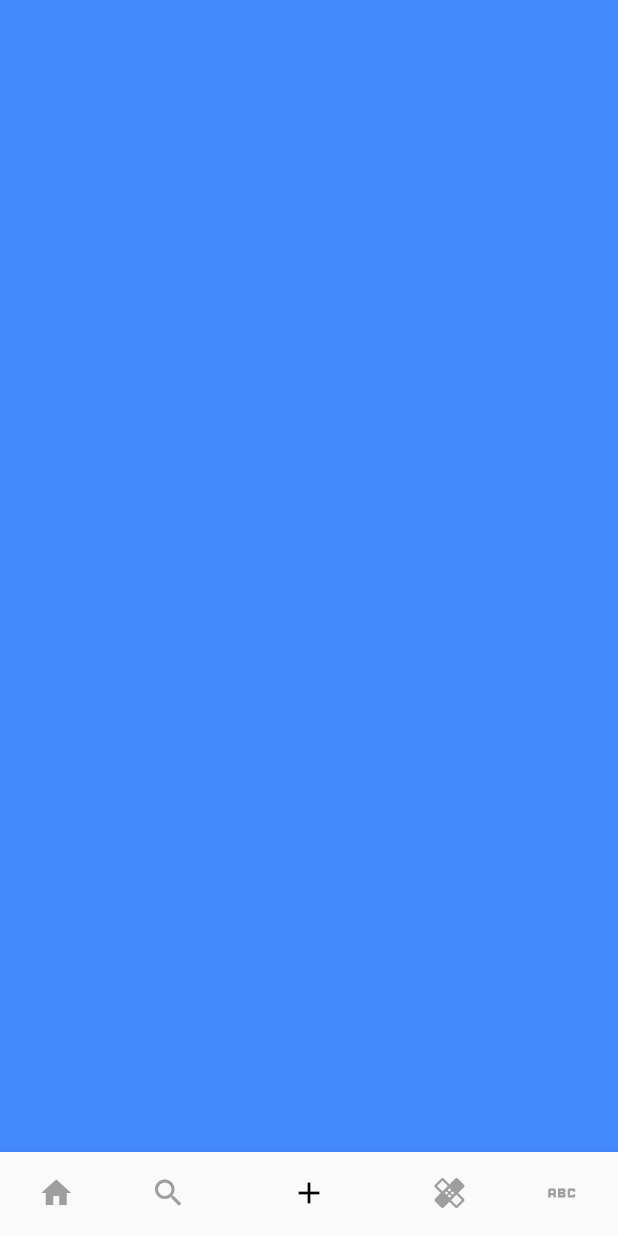
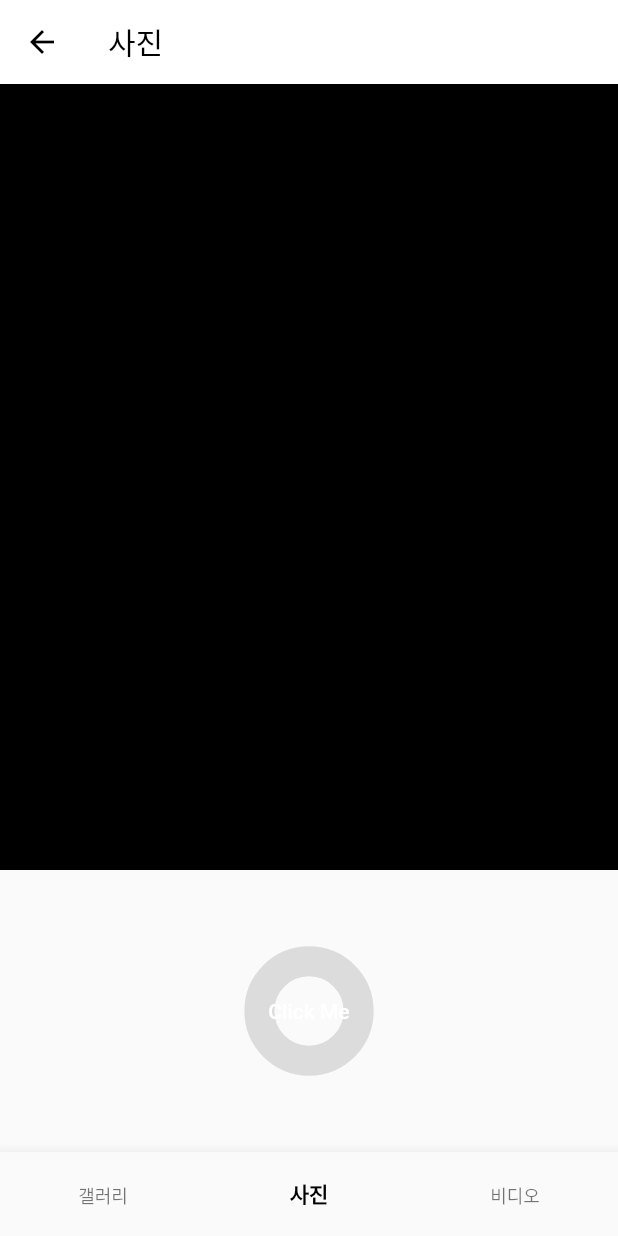
Before and after one commit to seongs156/instgram, a Flutter app: the HomePage screen opened directly, item 3 of the bottom bar chosen, on a phone screen of 412 x 824 dp. Run offline on Flutter 3.47's test engine with Material 2 defaults, Android fonts, the phone set to English and light mode, and no system bars; our stand-ins replace cached_network_image; network calls fail.

Commit message:
no message

```diff
--- /dev/null
+++ b/lib/screens/camera_screen.dart
@@ -0,0 +1,80 @@
+import 'package:flutter/material.dart';
+import 'package:instagram/widgets/take_photo.dart';
+
+class CameraScreen extends StatefulWidget {
+  const CameraScreen({Key? key}) : super(key: key);
+
+  @override
+  State<CameraScreen> createState() => _CameraScreenState();
+}
+
+class _CameraScreenState extends State<CameraScreen> {
+  int _currentIndex = 1;
+  PageController _pageController = PageController(initialPage: 1);
+  String _title = "사진";
+
+  void dispose() {
+    _pageController.dispose();
+    super.dispose();
+  }
+
+  @override
+  Widget build(BuildContext context) {
+    return Scaffold(
+      appBar: AppBar(
+        title: Text(_title),
+      ),
+      body: PageView(
+        controller: _pageController,
+        children: [
+          Container(color: Colors.cyanAccent),
+          TakePhoto(),
+          Container(color: Colors.greenAccent)
+        ],
+        onPageChanged: (index) {
+          setState(() {
+            _currentIndex = index;
+            switch (_currentIndex) {
+              case 0:
+                _title = '갤러리';
+                break;
+              case 1:
+                _title = '사진';
+                break;
+              case 2:
+                _title = '비디오';
+                break;
+              default:
+                break;
+            }
+          });
+        },
+      ),
+      bottomNavigationBar: BottomNavigationBar(
+        iconSize: 0,
+        selectedLabelStyle: TextStyle(fontWeight: FontWeight.bold),
+        selectedItemColor: Colors.black,
+        unselectedItemColor: Colors.black54,
+        items: [
+          BottomNavigationBarItem(
+              icon: Icon(Icons.radio_button_checked), label: ('갤러리')),
+          BottomNavigationBarItem(
+              icon: Icon(Icons.radio_button_checked), label: ('사진')),
+          BottomNavigationBarItem(
+              icon: Icon(Icons.radio_button_checked), label: ('비디오')),
+        ],
+        currentIndex: _currentIndex,
+        onTap: _onItemTabbed,
+      ),
+    );
+  }
+
+  void _onItemTabbed(index) {
+    /*print(index);*/
+    setState(() {
+      _currentIndex = index;
+      _pageController.animateToPage(_currentIndex,
+          duration: Duration(milliseconds: 200), curve: Curves.fastOutSlowIn);
+    });
+  }
+}
--- /dev/null
+++ b/lib/widgets/take_photo.dart
@@ -0,0 +1,29 @@
+import 'package:flutter/material.dart';
+import 'package:instagram/constants/screen_size.dart';
+
+class TakePhoto extends StatelessWidget {
+  const TakePhoto({Key? key}) : super(key: key);
+
+  @override
+  Widget build(BuildContext context) {
+    return Column(
+      children: [
+        Container(
+          width: size.width,
+          height: size.height-300,
+          color:Colors.black
+        ),
+        Expanded(
+          child: OutlinedButton(
+            onPressed: (){},
+            style: OutlinedButton.styleFrom(
+              shape: CircleBorder(),
+              side: BorderSide(color:Colors.black12, width: 20),
+            ),
+            child: const Text('Click Me'),
+          ),
+        )
+      ],
+    );
+  }
+}
```
Also changed, not shown: lib/home_page.dart (+19 -4 lines).
